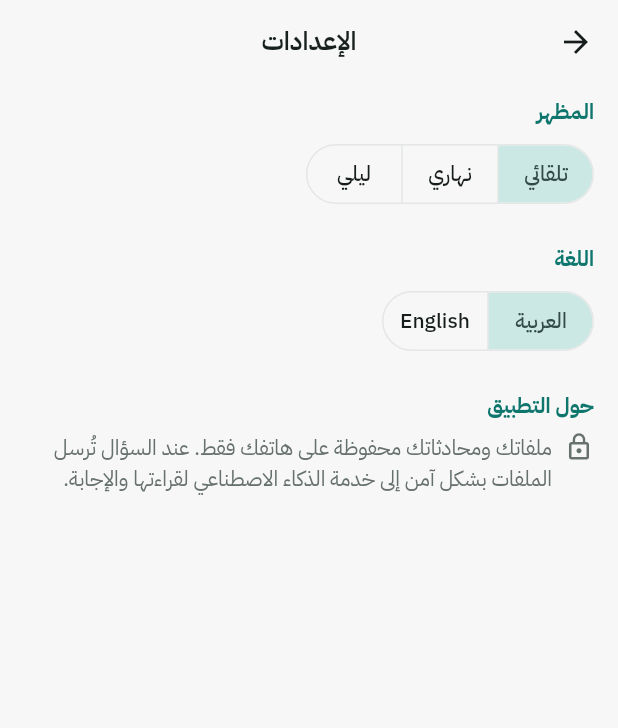
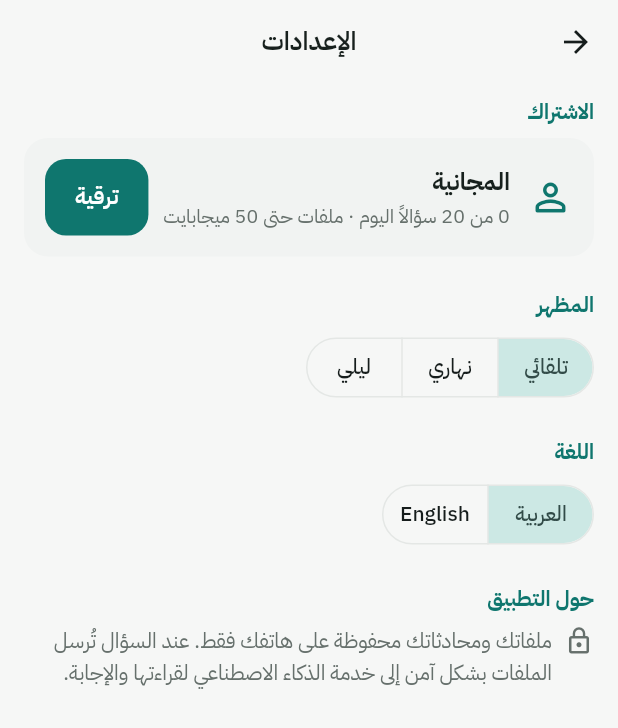
Before and after one commit to al3m6i89-mind-ai/mind-ai, a Flutter app: the SettingsScreen screen opened directly, on a phone screen of 412 x 824 dp. Shown: the top 728 px of the screen. Run offline on Flutter 3.47's test engine with Material 3 defaults, Android fonts, the phone set to English and light mode, and no system bars; our stand-ins replace file_picker, firebase_auth, firebase_core, flutter_markdown_plus, image_picker, in_app_purchase and 2 more; missing offline and left inert: in_app_purchase_android, syncfusion_flutter_pdf; accounts and stored records are empty.

Commit message:
Faster answers, stronger ad-blocker check, plan and account in settings
- Leave a server that has not started answering after 20 s, and drop
  Gemini Pro from the chain (not in the free tier).
- Ad blockers are also found by Private DNS provider, ad-blocking apps
  running as a VPN, and the ad script failing to load.
- Settings shows the account and the current plan with today's usage.

Co-Authored-By: Claude Opus 5.5 <noreply@anthropic.com>
Claude-Session: https://claude.ai/code/session_01QofEb2Jki8mxvhsL5vQZbq

```diff
--- a/lib/core/strings.dart
+++ b/lib/core/strings.dart
@@ -79,7 +79,7 @@ class S {
     'currentPlan': 'خطتك الحالية',
     'fUnlimitedQ': 'أسئلة بلا حد',
     'fUnlimitedFiles': 'ملفات بلا حد للحجم (ملفات PDF الأكبر من 50 ميجابايت تُقرأ نصاً)',
-    'fPro': 'يبدأ بالنموذج الأدق مباشرة',
+    'fPro': 'بدون شرط إيقاف مانع الإعلانات',
     'fChain': 'إجابات لا تتوقف عند ازدحام الخدمة',
     'fAllTypes': 'PDF وWord وExcel وPowerPoint والصور',
     'fFreeQ': '{n} سؤالاً في اليوم',
@@ -126,6 +126,11 @@ class S {
     'copied': 'تم النسخ',
     'showKey': 'إظهار المفتاح',
     'about': 'حول التطبيق',
+    'subscription': 'الاشتراك',
+    'freeUsage': '{used} من {total} سؤالاً اليوم · ملفات حتى 50 ميجابايت',
+    'premiumUsage': 'أسئلة بلا حد · ملفات حتى 500 ميجابايت',
+    'upgrade': 'ترقية',
+    'manage': 'إدارة',
     'welcome': 'مرحباً بك',
     'welcomeText': 'سجّل الدخول لتبدأ بسؤال ملفاتك وصورك والحصول على إجابات دقيقة منها.',
     'withGoogle': 'المتابعة بحساب Google',
@@ -237,7 +242,7 @@ class S {
     'currentPlan': 'Current plan',
     'fUnlimitedQ': 'Unlimited questions',
     'fUnlimitedFiles': 'No file size limit (PDFs over 50 MB are read as text)',
-    'fPro': 'Starts straight away with the most accurate model',
+    'fPro': 'No need to turn off your ad blocker',
     'fChain': 'Answers keep coming when the service is busy',
     'fAllTypes': 'PDF, Word, Excel, PowerPoint and images',
     'fFreeQ': '{n} questions a day',
@@ -284,6 +289,11 @@ class S {
     'copied': 'Copied',
     'showKey': 'Show key',
     'about': 'About',
+    'subscription': 'Subscription',
+    'freeUsage': '{used} of {total} questions today · files up to 50 MB',
+    'premiumUsage': 'Unlimited questions · files up to 500 MB',
+    'upgrade': 'Upgrade',
+    'manage': 'Manage',
     'welcome': 'Welcome',
     'welcomeText': 'Sign in to start asking your files and images and get accurate answers from them.',
     'withGoogle': 'Continue with Google',
--- a/lib/ui/settings.dart
+++ b/lib/ui/settings.dart
@@ -1,8 +1,12 @@
 import 'package:flutter/material.dart';
 import 'package:provider/provider.dart';
 
+import 'package:url_launcher/url_launcher.dart';
+
+import '../core/plan.dart';
 import '../core/store.dart';
 import '../core/strings.dart';
+import 'plans.dart';
 import 'theme.dart';
 
 class SettingsScreen extends StatefulWidget {
@@ -39,29 +43,6 @@ class _SettingsScreenState extends State<SettingsScreen> {
         child: ListView(
           padding: const EdgeInsets.fromLTRB(16, 8, 16, 24),
           children: [
-            section(s.t('theme'), [
-              SegmentedButton<ThemeMode>(
-                showSelectedIcon: false,
-                segments: [
-                  ButtonSegment(value: ThemeMode.system, label: Text(s.t('themeSystem'))),
-                  ButtonSegment(value: ThemeMode.light, label: Text(s.t('themeLight'))),
-                  ButtonSegment(value: ThemeMode.dark, label: Text(s.t('themeDark'))),
-                ],
-                selected: {store.themeMode},
-                onSelectionChanged: (v) => store.setThemeMode(v.first),
-              ),
-            ]),
-            section(s.t('language'), [
-              SegmentedButton<String>(
-                showSelectedIcon: false,
-                segments: const [
-                  ButtonSegment(value: 'ar', label: Text('العربية')),
-                  ButtonSegment(value: 'en', label: Text('English')),
-                ],
-                selected: {store.lang},
-                onSelectionChanged: (v) => store.setLang(v.first),
-              ),
-            ]),
             if (store.auth.available && store.auth.user != null)
               section(s.t('account'), [
                 ListTile(
@@ -90,6 +71,66 @@ class _SettingsScreenState extends State<SettingsScreen> {
                   ),
                 ),
               ]),
+            section(s.t('subscription'), [
+              Container(
+                padding: const EdgeInsets.all(14),
+                decoration: BoxDecoration(
+                  borderRadius: BorderRadius.circular(16),
+                  color: store.premium ? const Color(0xFFF5B300).withValues(alpha: 0.12) : context.surface2,
+                ),
+                child: Row(children: [
+                  Icon(store.premium ? Icons.workspace_premium_rounded : Icons.person_outline_rounded,
+                      color: store.premium ? const Color(0xFFE0A100) : primary, size: 30),
+                  const SizedBox(width: 12),
+                  Expanded(
+                    child: Column(crossAxisAlignment: CrossAxisAlignment.start, children: [
+                      Text(s.t(store.premium ? 'planPremium' : 'planFree'),
+                          style: const TextStyle(fontWeight: FontWeight.w700, fontSize: 16)),
+                      const SizedBox(height: 3),
+                      Text(
+                        store.premium
+                            ? s.t('premiumUsage')
+                            : s.t('freeUsage', {'used': '${store.questionsToday}', 'total': '${Plan.freeDailyQuestions}'}),
+                        style: TextStyle(color: context.muted, fontSize: 13, height: 1.4),
+                      ),
+                    ]),
+                  ),
+                  const SizedBox(width: 8),
+                  store.premium
+                      ? OutlinedButton(
+                          onPressed: () => launchUrl(
+                              Uri.parse('https://play.google.com/store/account/subscriptions'
+                                  '?sku=${Plan.productId}&package=com.zuhair.file_chat'),
+                              mode: LaunchMode.externalApplication),
+                          child: Text(s.t('manage')),
+                        )
+                      : FilledButton(onPressed: () => openPlans(context), child: Text(s.t('upgrade'))),
+                ]),
+              ),
+            ]),
+            section(s.t('theme'), [
+              SegmentedButton<ThemeMode>(
+                showSelectedIcon: false,
+                segments: [
+                  ButtonSegment(value: ThemeMode.system, label: Text(s.t('themeSystem'))),
+                  ButtonSegment(value: ThemeMode.light, label: Text(s.t('themeLight'))),
+                  ButtonSegment(value: ThemeMode.dark, label: Text(s.t('themeDark'))),
+                ],
+                selected: {store.themeMode},
+                onSelectionChanged: (v) => store.setThemeMode(v.first),
+              ),
+            ]),
+            section(s.t('language'), [
+              SegmentedButton<String>(
+                showSelectedIcon: false,
+                segments: const [
+                  ButtonSegment(value: 'ar', label: Text('العربية')),
+                  ButtonSegment(value: 'en', label: Text('English')),
+                ],
+                selected: {store.lang},
+                onSelectionChanged: (v) => store.setLang(v.first),
+              ),
+            ]),
             section(s.t('about'), [
               Row(crossAxisAlignment: CrossAxisAlignment.start, children: [
                 Icon(Icons.lock_outline, size: 20, color: context.muted),
--- a/pubspec.yaml
+++ b/pubspec.yaml
@@ -16,7 +16,7 @@ publish_to: 'none' # Remove this line if you wish to publish to pub.dev
 # https://developer.apple.com/library/archive/documentation/General/Reference/InfoPlistKeyReference/Articles/CoreFoundationKeys.html
 # In Windows, build-name is used as the major, minor, and patch parts
 # of the product and file versions while build-number is used as the build suffix.
-version: 1.3.0+1
+version: 1.3.1+1
 
 environment:
   sdk: ^3.13.7
```
Also changed, not shown: lib/core/adblock.dart (+49 -9 lines), lib/core/ai.dart (+11 -5 lines), 4 other files.
